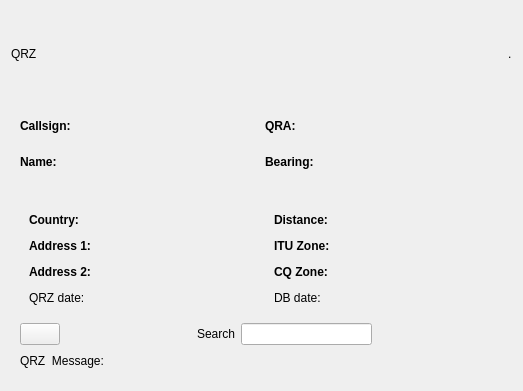
Old version of the form mqt/MqtLogger/qrzdisplayframe.ui in the repository Rsclub22/Minos2-Mirror.
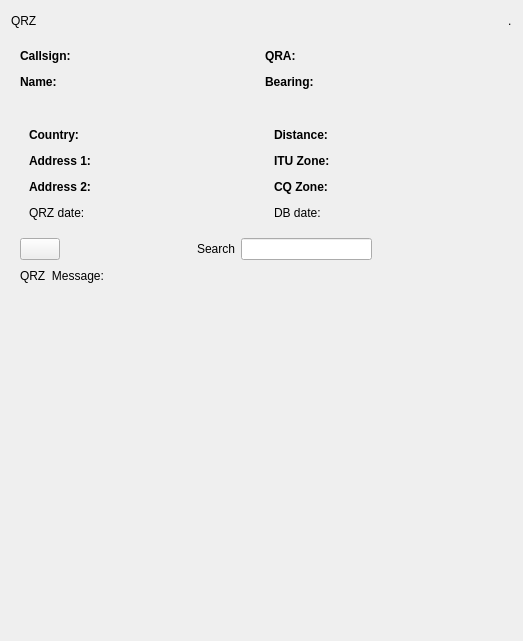
New version of the form. Custom widgets are drawn as their Qt base class.

Commit message: QRZ layout improvement; add aging of DB records

Diff of the .ui file:
```diff
--- a/mqt/MqtLogger/qrzdisplayframe.ui
+++ b/mqt/MqtLogger/qrzdisplayframe.ui
@@ -7,7 +7,7 @@
     <x>0</x>
     <y>0</y>
     <width>523</width>
-    <height>391</height>
+    <height>641</height>
    </rect>
   </property>
   <property name="windowTitle">
@@ -604,6 +604,19 @@
      </layout>
     </widget>
    </item>
+   <item>
+    <spacer name="verticalSpacer">
+     <property name="orientation">
+      <enum>Qt::Vertical</enum>
+     </property>
+     <property name="sizeHint" stdset="0">
+      <size>
+       <width>20</width>
+       <height>40</height>
+      </size>
+     </property>
+    </spacer>
+   </item>
   </layout>
  </widget>
  <customwidgets>
```
Left out of the diff: 36 changed lines with no effect on the pictures. The commit also changes 6 other files.
